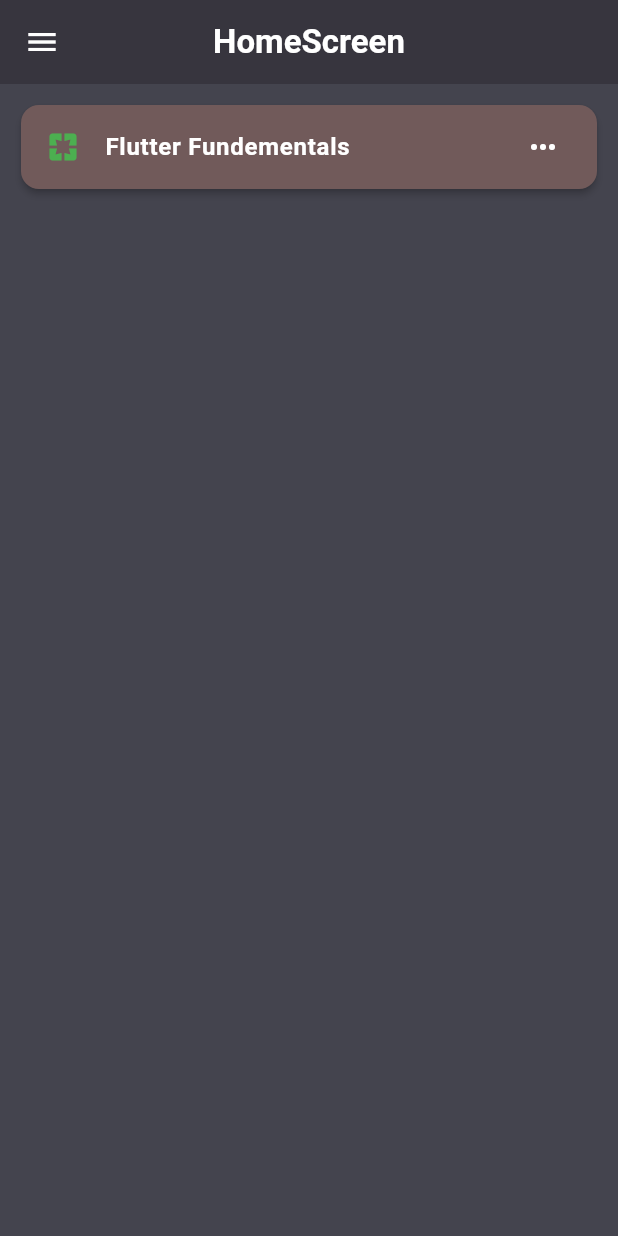
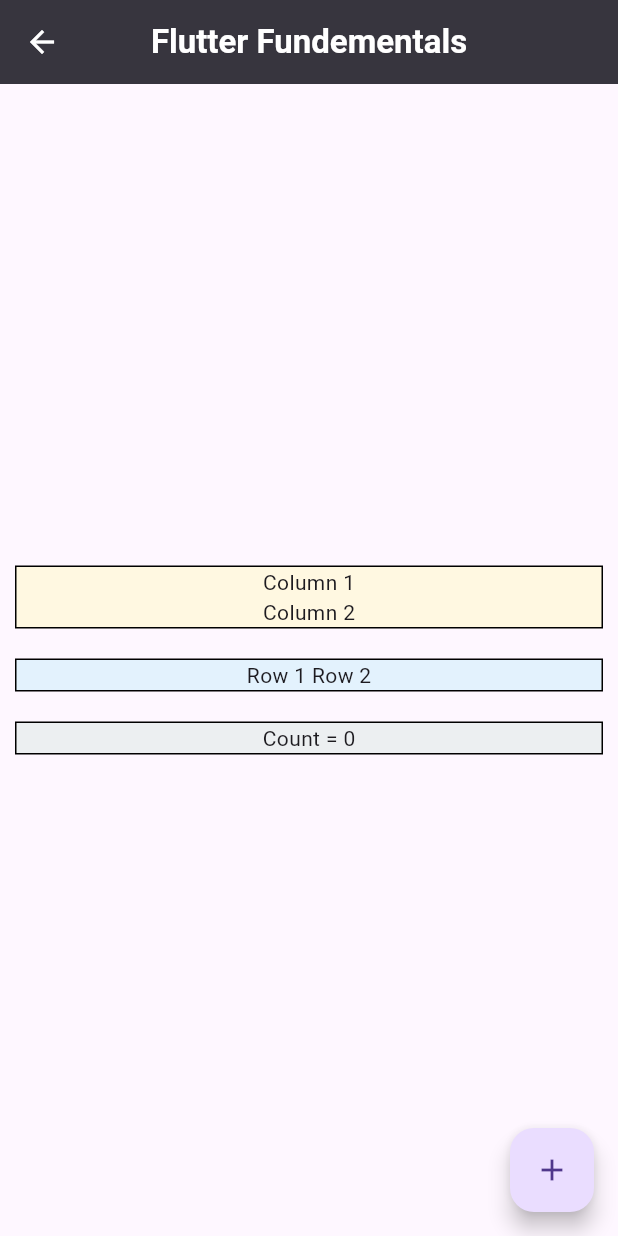
Before and after one commit to Muhammed-Aflah-A/the_application, a Flutter app: the HomeScreen screen opened by its route, after a tap on "Flutter Fundementals", on a phone screen of 412 x 824 dp. Run offline on Flutter 3.47's test engine with Material 3 defaults, Android fonts, the phone set to English and light mode, and no system bars.

Commit message:
added flutter fundementals

```diff
--- a/lib/main.dart
+++ b/lib/main.dart
@@ -3,6 +3,7 @@ import 'package:provider/provider.dart';
 import 'package:the_app/notifier/login_provider.dart';
 import 'package:the_app/notifier/register_provider.dart';
 import 'package:the_app/notifier/theme_provider.dart';
+import 'package:the_app/view/flutter_fundementals.dart';
 import 'package:the_app/view/home_screen.dart';
 import 'package:the_app/view/login_screen.dart';
 import 'package:the_app/view/profile.dart';
@@ -46,6 +47,7 @@ class _MyAppState extends State<MyApp> {
         "home_screen": (context) => HomeScreen(),
         "profile": (context) => Profile(),
         "settings": (context) => Settings(),
+        "flutter_fundementals": (context) => Page1(),
       },
     );
   }
--- a/lib/utils/colours.dart
+++ b/lib/utils/colours.dart
@@ -2,6 +2,7 @@ import 'package:flutter/material.dart';
 
 class AppColor {
   static const normalText = Colors.white;
+  static const normalText_2 = Colors.black;
   static const gradientColor_1 = Color(0xFF000000);
   static const gradientColor_2 = Color(0xFF434343);
   static const welcomeText_1 = Colors.white;
@@ -18,9 +19,10 @@ class AppColor {
   static const personIcon = Colors.blue;
   static const mailIcon = Colors.red;
   static const lockIcon = Colors.pink;
+  static const buttonColor = Color(0xFFD3DAD9);
   static const homeBg = Color(0xFF44444E);
-  static const homeAppbar = Color(0xFF37353E);
-  static const homeAppbarText = Colors.white;
+  static const appbar = Color(0xFF37353E);
+  static const appbarText = Colors.white;
   static const accountHeader = Color(0xFF37353E);
   static const themeIcon = Colors.amber;
   static const settingsIcon = Colors.grey;
--- /dev/null
+++ b/lib/view/flutter_fundementals.dart
@@ -0,0 +1,90 @@
+import 'package:flutter/material.dart';
+import 'package:the_app/utils/colours.dart';
+
+class Page1 extends StatefulWidget {
+  const Page1({super.key});
+
+  @override
+  State<Page1> createState() => _Page1State();
+}
+
+class _Page1State extends State<Page1> {
+  int num = 0;
+  void increaseButton() {
+    setState(() {
+      num++;
+    });
+  }
+
+  void decrementButton() {
+    setState(() {
+      if (num > 0) {
+        num--;
+      }
+    });
+  }
+
+  @override
+  Widget build(BuildContext context) {
+    return Scaffold(
+      appBar: AppBar(
+        backgroundColor: AppColor.appbar,
+        foregroundColor: AppColor.appbarText,
+        title: Text(
+          "Flutter Fundementals",
+          style: TextStyle(fontWeight: FontWeight.bold),
+        ),
+        centerTitle: true,
+      ),
+      floatingActionButton: FloatingActionButton(
+        onPressed: () {
+          increaseButton();
+        },
+        child: Icon(Icons.add),
+      ),
+      body: SafeArea(
+        child: Center(
+          child: ListView(
+            shrinkWrap: true,
+            children: [
+              Container(
+                margin: EdgeInsets.all(10),
+                decoration: BoxDecoration(
+                  border: Border.all(),
+                  color: Colors.amber[50],
+                ),
+                child: Center(
+                  child: Column(
+                    mainAxisAlignment: MainAxisAlignment.center,
+                    children: [Text("Column 1"), Text("Column 2")],
+                  ),
+                ),
+              ),
+              Container(
+                margin: EdgeInsets.all(10),
+                decoration: BoxDecoration(
+                  border: Border.all(),
+                  color: Colors.blue[50],
+                ),
+                child: Center(
+                  child: Row(
+                    mainAxisAlignment: MainAxisAlignment.center,
+                    children: [Text("Row 1 "), Text("Row 2")],
+                  ),
+                ),
+              ),
+              Container(
+                margin: EdgeInsets.all(10),
+                decoration: BoxDecoration(
+                  border: Border.all(),
+                  color: Colors.blueGrey[50],
+                ),
+                child: Center(child: Text("Count = $num")),
+              ),
+            ],
+          ),
+        ),
+      ),
+    );
+  }
+}
--- a/lib/view/home_screen.dart
+++ b/lib/view/home_screen.dart
@@ -22,8 +22,8 @@ class _HomeScreenState extends State<HomeScreen> {
           style: TextStyle(fontWeight: FontWeight.bold),
         ),
         centerTitle: true,
-        backgroundColor: AppColor.homeAppbar,
-        foregroundColor: AppColor.homeAppbarText,
+        backgroundColor: AppColor.appbar,
+        foregroundColor: AppColor.appbarText,
         actions: [],
       ),
       drawer: Drawer(
@@ -99,7 +99,9 @@ class _HomeScreenState extends State<HomeScreen> {
                     color: AppColor.normalText,
                   ),
                 ),
-                onTap: () {},
+                onTap: () {
+                  Navigator.pushNamed(context, "flutter_fundementals");
+                },
                 trailing: Icon(Icons.more_horiz, color: AppColor.moreIconHoriz),
               ),
             ),
--- a/lib/view/profile.dart
+++ b/lib/view/profile.dart
@@ -10,6 +10,6 @@ class Profile extends StatefulWidget {
 class _ProfileState extends State<Profile> {
   @override
   Widget build(BuildContext context) {
-    return const Scaffold();
+    return Scaffold();
   }
 }
--- a/lib/view/settings.dart
+++ b/lib/view/settings.dart
@@ -10,6 +10,6 @@ class Settings extends StatefulWidget {
 class _SettingsState extends State<Settings> {
   @override
   Widget build(BuildContext context) {
-    return const Scaffold();
+    return Scaffold();
   }
 }
```
